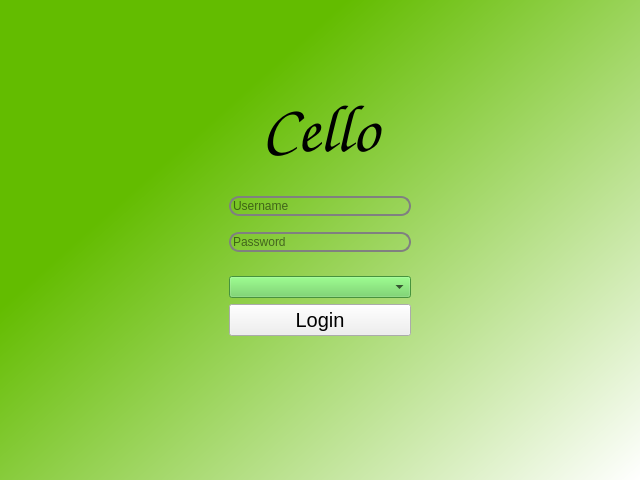
First picture: the form in frontend/assets/welcomescreen.ui, repository dahlbma/cello, before the edit.
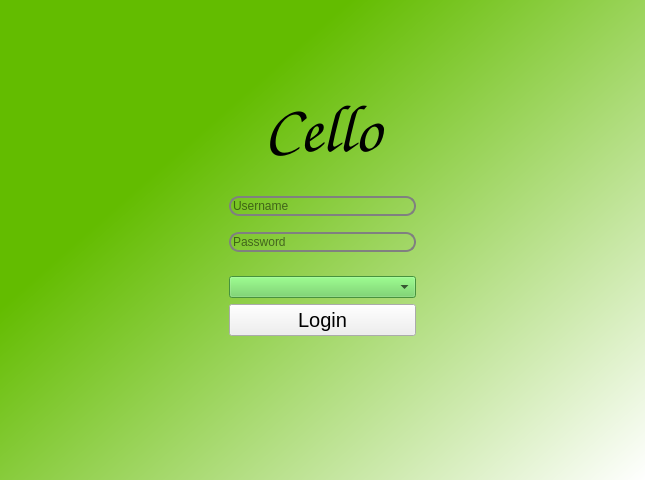
Second picture: the form after the edit.

Commit message: update launcher and login .ui-files

Diff of the .ui file:
```diff
--- a/frontend/assets/welcomescreen.ui
+++ b/frontend/assets/welcomescreen.ui
@@ -6,7 +6,7 @@
    <rect>
     <x>0</x>
     <y>0</y>
-    <width>640</width>
+    <width>645</width>
     <height>480</height>
    </rect>
   </property>
```
Left out of the diff: 10 changed lines with no effect on the pictures. The commit also changes 1 other file.
